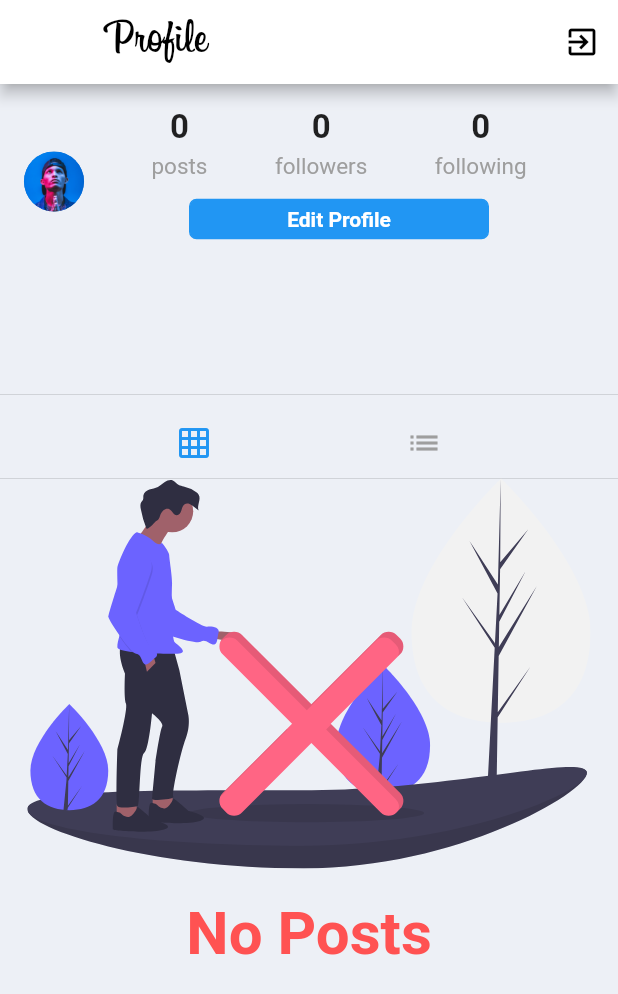
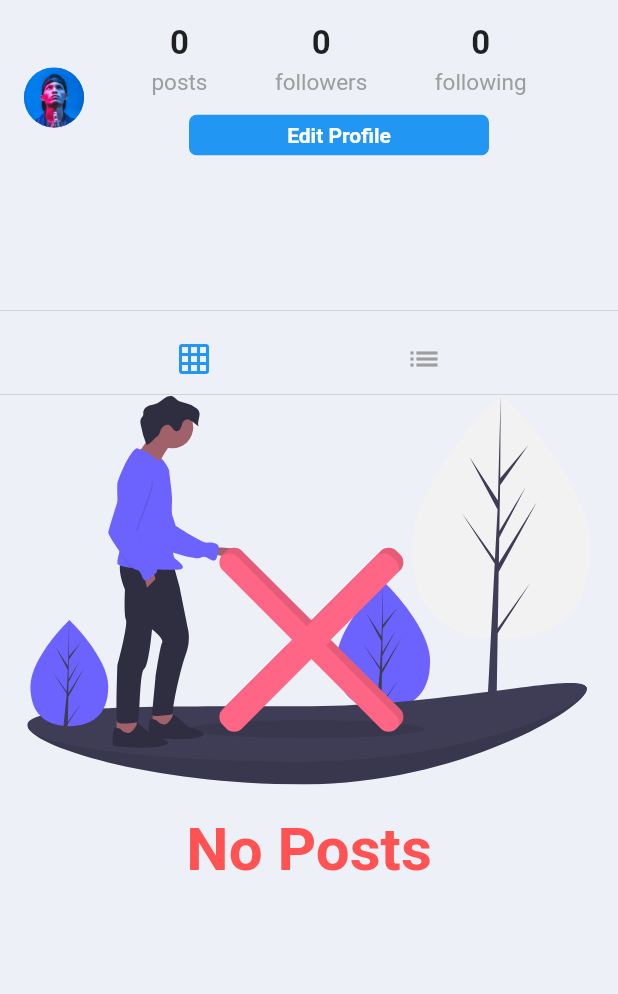
Before and after one commit to zinon-software/story-flutter, a Flutter app: the Profile screen opened directly, on a phone screen of 412 x 824 dp. Shown: the top 994 px of the screen. Run offline on Flutter 3.47's test engine with Material 2 defaults, Android fonts, the phone set to English and light mode, and no system bars; our stand-ins replace bottom_navy_bar, cached_network_image, cloud_firestore, firebase_auth, firebase_core, firebase_storage and 5 more; missing offline and left inert: animator; accounts and stored records are empty.

Commit message:
update with profile screen v1.1.0

```diff
--- a/lib/screens/ProfileScreen/pages/profile_screen.dart
+++ b/lib/screens/ProfileScreen/pages/profile_screen.dart
@@ -422,28 +422,8 @@ class _ProfileState extends State<Profile> {
 
   @override
   Widget build(BuildContext context) {
-    final logoutProvider = Provider.of<AuthServices>(context);
+    // final logoutProvider = Provider.of<AuthServices>(context);
     return Scaffold(
-      appBar: AppBar(
-        backgroundColor: Colors.white,
-        title: Text(
-          'Profile',
-          style: TextStyle(
-            fontFamily: 'Billabong',
-            fontSize: 32.0,
-            color: Colors.black,
-          ),
-        ),
-        actions: [
-          IconButton(
-            onPressed: () async => await logoutProvider.logout(),
-            icon: Icon(
-              Icons.exit_to_app,
-            ),
-            color: Colors.black,
-          ),
-        ],
-      ),
       backgroundColor: Color(0xFFEDF0F6),
       body: ListView(
         children: <Widget>[
```
